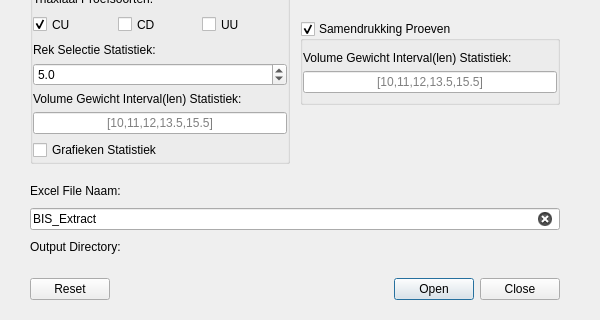
Old version of the form proeven_verzameling_dialog_base.ui in the repository KRS-dev/proeven_verzameling_plugin; both pictures show x 0 to 600 and y 380 to 700 of the 600 by 700 pixel window.
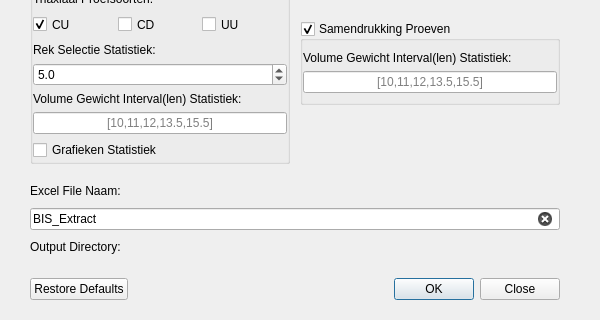
New version of the form. Custom widgets are drawn as their Qt base class.

Diff of the .ui file:
```diff
--- a/proeven_verzameling_dialog_base.ui
+++ b/proeven_verzameling_dialog_base.ui
@@ -653,7 +653,7 @@
        <enum>Qt::Horizontal</enum>
       </property>
       <property name="standardButtons">
-       <set>QDialogButtonBox::Close|QDialogButtonBox::Open|QDialogButtonBox::Reset</set>
+       <set>QDialogButtonBox::Close|QDialogButtonBox::Ok|QDialogButtonBox::RestoreDefaults</set>
       </property>
       <property name="centerButtons">
        <bool>false</bool>
```
